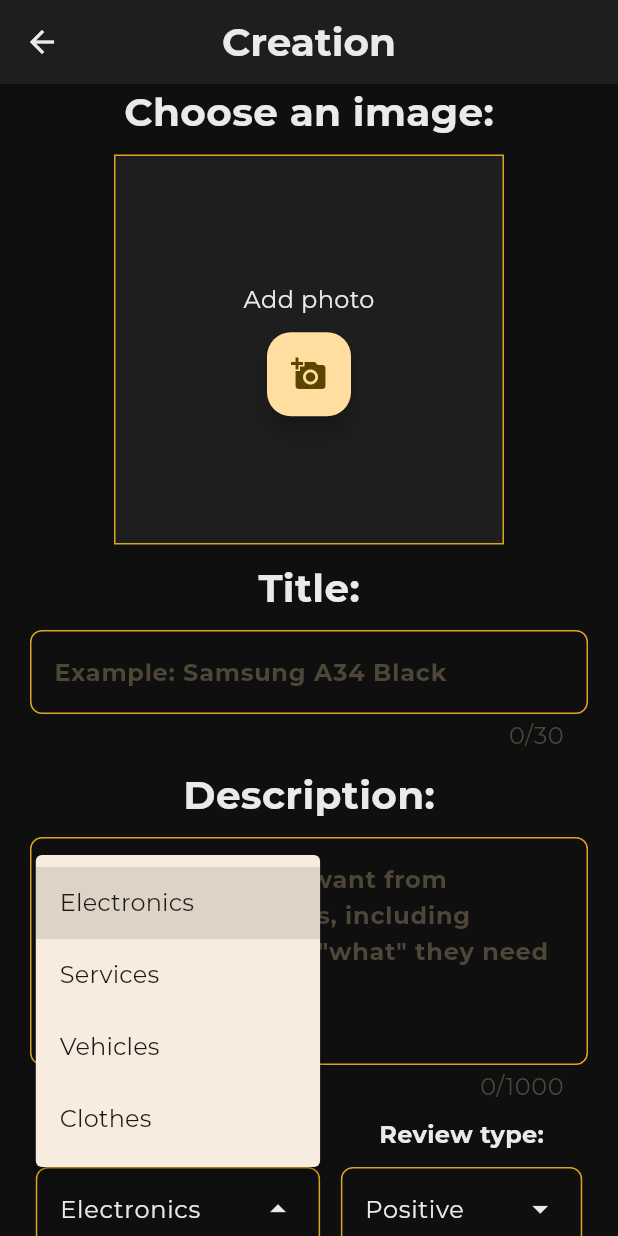
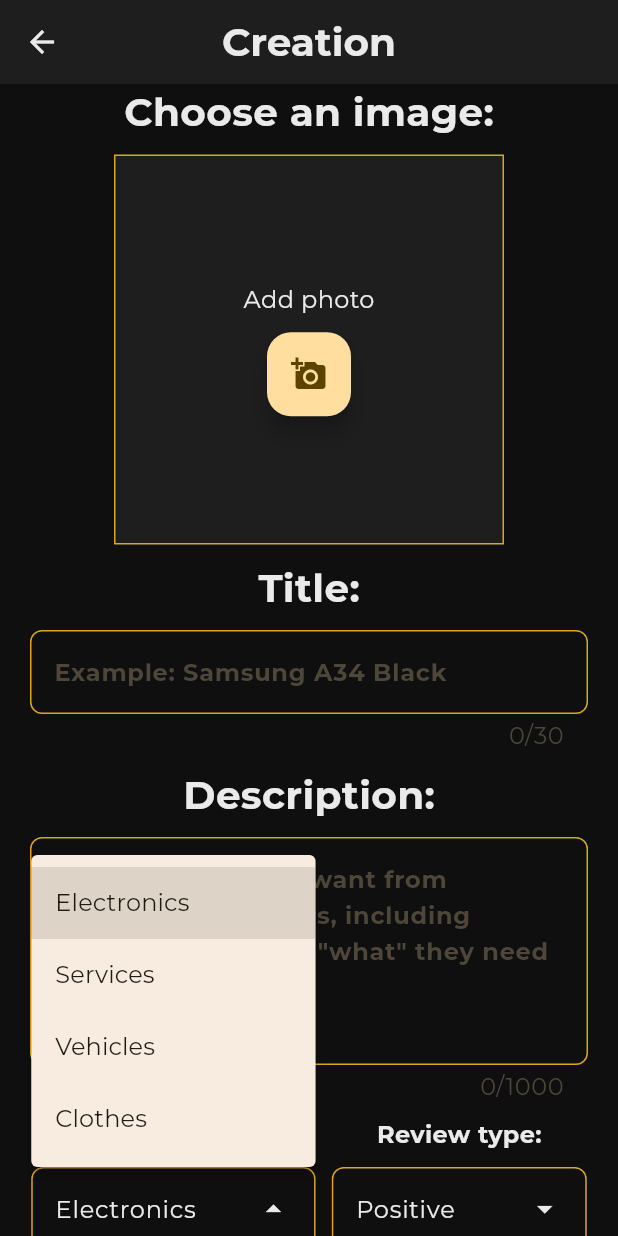
Before and after one commit to DigiShrimps/Swayzy, a Flutter app: the Creation screen opened by its route, after a tap on "Electronics", on a phone screen of 412 x 824 dp. Run offline on Flutter 3.47's test engine with Material 3 defaults, Android fonts, the phone set to English and light mode, and no system bars; our stand-ins replace cloud_firestore, firebase_auth, firebase_core, firebase_storage, flutter_dotenv, flutter_native_splash and 4 more; missing offline and left inert: bip39, firebase_ui_auth, firebase_ui_oauth_google, flutter_inappwebview, solana; accounts and stored records are empty.

Commit message:
Visual improvments, bugfixes

```diff
--- a/swayzy/lib/screens/creation/creation.dart
+++ b/swayzy/lib/screens/creation/creation.dart
@@ -235,7 +235,7 @@ class _CreationState extends State<Creation> {
                       spacing: AppSpacing.small,
                       children: [
                         Flexible(
-                          flex: 5,
+                          flex: 113,
                           child: Column(
                             spacing: AppSpacing.small,
                             children: [
@@ -260,7 +260,7 @@ class _CreationState extends State<Creation> {
                           ),
                         ),
                         Flexible(
-                          flex: 4,
+                          flex: 100,
                           child: Column(
                             spacing: AppSpacing.small,
                             children: [
--- a/swayzy/lib/screens/explore/explore.dart
+++ b/swayzy/lib/screens/explore/explore.dart
@@ -24,7 +24,7 @@ class _ExploreState extends State<Explore> {
   var user = FirebaseAuth.instance.currentUser!;
 
   Future<List<Map<String, dynamic>>> getOrderData() async {
-    QuerySnapshot querySnapshot = await firestoreInstance.collection('ads').get();
+    QuerySnapshot querySnapshot = await firestoreInstance.collection('ads').orderBy('createdAt', descending: true).get();
     return querySnapshot.docs.map((doc) {
       Map<String, dynamic> data = doc.data() as Map<String, dynamic>;
       data['id'] = doc.id;
--- a/swayzy/lib/screens/explore/widgets/order_card.dart
+++ b/swayzy/lib/screens/explore/widgets/order_card.dart
@@ -105,7 +105,7 @@ class OrderCard extends StatelessWidget {
                 ),
               ),
               Flexible(
-                flex: 1,
+                flex: 3,
                 child: Center(
                   child: Text(
                     title,
```
Also changed, not shown: swayzy/lib/screens/profile/profile.dart (+13 -3 lines), swayzy/lib/screens/settings/dialogs/change_social_info_dialog.dart (+1 -36 lines), swayzy/assets/images/badges_mocks/badge_mock_1.png, swayzy/assets/images/badges_mocks/badge_mock_2.png, swayzy/assets/images/badges_mocks/badge_mock_3.png, swayzy/assets/images/badges_mocks/badge_mock_4.png. Lines whose indentation alone changed are shown as unchanged.
